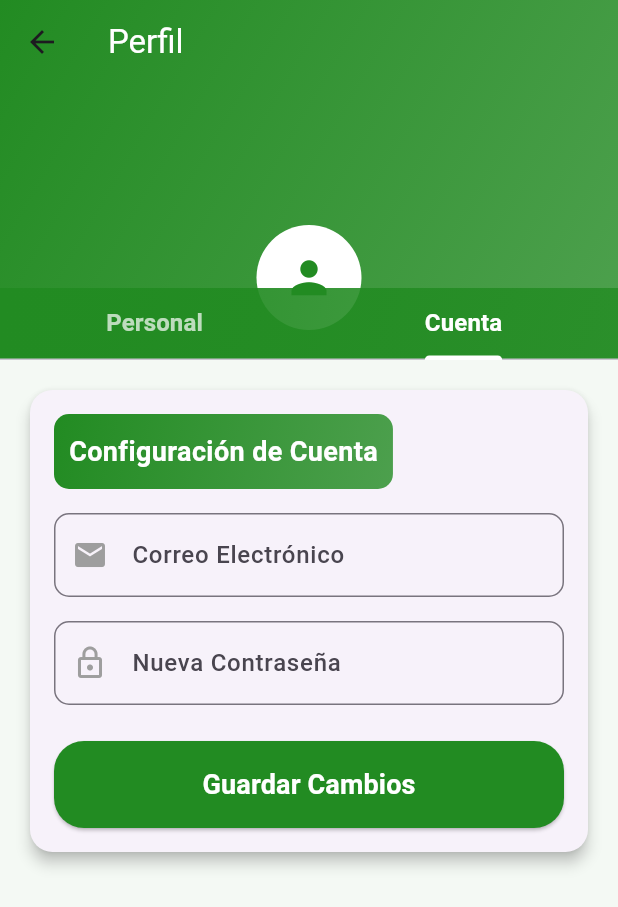
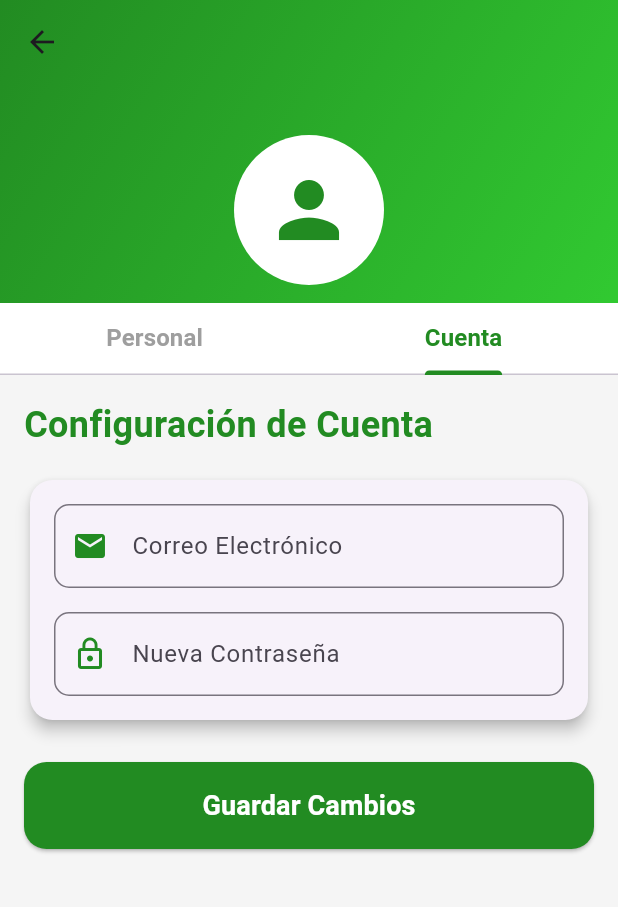
Before and after one commit to DavisAGJD/smart_wallet_mobile, a Flutter app: the ProfileScreen screen opened directly, tab 2 chosen, on a phone screen of 412 x 824 dp. Shown: the top 907 px of the screen. Run offline on Flutter 3.47's test engine with Material 3 defaults, Android fonts, the phone set to English and light mode, and no system bars; our stand-ins replace dio, dropdown_button2, google_fonts, jwt_decoder, shared_preferences, syncfusion_flutter_charts; accounts and stored records are empty.

Commit message:
new commit

```diff
--- a/lib/screens/profile_screen.dart
+++ b/lib/screens/profile_screen.dart
@@ -10,27 +10,22 @@ class ProfileScreen extends StatefulWidget {
 
 class _ProfileScreenState extends State<ProfileScreen>
     with SingleTickerProviderStateMixin {
-  // Controladores de texto
   final _nameController = TextEditingController();
   final _usernameController = TextEditingController();
   final _emailController = TextEditingController();
   final _passwordController = TextEditingController();
 
-  // Llaves de formularios (una para cada pestaña)
   final _personalFormKey = GlobalKey<FormState>();
   final _accountFormKey = GlobalKey<FormState>();
 
-  // Controlador del TabBar
   late TabController _tabController;
 
-  // Servicio API
   final ApiServiceProfile _apiService = ApiServiceProfile();
 
-  // Indicador de carga
   bool _isLoading = false;
 
-  // Color principal verde intenso
   final Color primaryGreen = const Color(0xFF228B22);
+  final Color accentColor = const Color(0xFF32CD32);
 
   @override
   void initState() {
@@ -38,7 +33,6 @@ class _ProfileScreenState extends State<ProfileScreen>
     _tabController = TabController(length: 2, vsync: this);
   }
 
-  // Actualizar información personal
   Future<void> _updatePersonalInfo() async {
     if (_personalFormKey.currentState!.validate()) {
       setState(() => _isLoading = true);
@@ -63,7 +57,6 @@ class _ProfileScreenState extends State<ProfileScreen>
     }
   }
 
-  // Actualizar configuración de cuenta
   Future<void> _updateAccountSettings() async {
     if (_accountFormKey.currentState!.validate()) {
       setState(() => _isLoading = true);
@@ -99,51 +92,37 @@ class _ProfileScreenState extends State<ProfileScreen>
     super.dispose();
   }
 
-  // Pestaña de Información Personal
   Widget _buildPersonalInfoTab() {
     return SingleChildScrollView(
       padding: const EdgeInsets.all(16.0),
       child: Form(
         key: _personalFormKey,
-        child: Card(
+        child: Column(
+          crossAxisAlignment: CrossAxisAlignment.start,
+          children: [
+            Text(
+              'Información Personal',
+              style: TextStyle(
+                fontSize: 24,
+                fontWeight: FontWeight.bold,
+                color: primaryGreen,
+              ),
+            ),
+            const SizedBox(height: 16),
+            Card(
               elevation: 4,
-          shape: RoundedRectangleBorder(borderRadius: BorderRadius.circular(15)),
+              shape: RoundedRectangleBorder(
+                borderRadius: BorderRadius.circular(15),
+              ),
               child: Padding(
                 padding: const EdgeInsets.all(16.0),
                 child: Column(
-              crossAxisAlignment: CrossAxisAlignment.start,
                   children: [
-                // Título con un ligero degradado verde
-                Container(
-                  padding:
-                      const EdgeInsets.symmetric(vertical: 12, horizontal: 10),
-                  decoration: BoxDecoration(
-                    gradient: LinearGradient(
-                      colors: [
-                        primaryGreen,
-                        primaryGreen.withOpacity(0.8),
-                      ],
-                      begin: Alignment.topLeft,
-                      end: Alignment.bottomRight,
-                    ),
-                    borderRadius: BorderRadius.circular(10),
-                  ),
-                  child: const Text(
-                    'Editar Información Personal',
-                    style: TextStyle(
-                      color: Colors.white,
-                      fontSize: 18,
-                      fontWeight: FontWeight.bold,
-                    ),
-                  ),
-                ),
-                const SizedBox(height: 16),
                     TextFormField(
                       controller: _nameController,
                       decoration: InputDecoration(
                         labelText: 'Nombre Completo',
-                    prefixIcon: Icon(Icons.person, color: Colors.grey),
-                    labelStyle: const TextStyle(fontWeight: FontWeight.w500),
+                        prefixIcon: Icon(Icons.person, color: primaryGreen),
                         border: OutlineInputBorder(
                           borderRadius: BorderRadius.circular(10),
                         ),
@@ -164,14 +143,17 @@ class _ProfileScreenState extends State<ProfileScreen>
                       controller: _usernameController,
                       decoration: InputDecoration(
                         labelText: 'Nombre de Usuario',
-                    prefixIcon: Icon(Icons.alternate_email, color: Colors.grey),
-                    labelStyle: const TextStyle(fontWeight: FontWeight.w500),
+                        prefixIcon: Icon(Icons.alternate_email, color: primaryGreen),
                         border: OutlineInputBorder(
                           borderRadius: BorderRadius.circular(10),
                         ),
                         focusedBorder: OutlineInputBorder(
                           borderSide: BorderSide(color: primaryGreen),
                           borderRadius: BorderRadius.circular(10),
+                        ),
+                      ),
+                    ),
+                  ],
                 ),
               ),
             ),
@@ -182,10 +164,10 @@ class _ProfileScreenState extends State<ProfileScreen>
                 onPressed: _isLoading ? null : _updatePersonalInfo,
                 style: ElevatedButton.styleFrom(
                   backgroundColor: primaryGreen,
-                      foregroundColor: Colors.white, // Texto en blanco
+                  foregroundColor: Colors.white,
                   padding: const EdgeInsets.symmetric(vertical: 16),
                   shape: RoundedRectangleBorder(
-                        borderRadius: BorderRadius.circular(20),
+                    borderRadius: BorderRadius.circular(15),
                   ),
                 ),
                 child: _isLoading
@@ -200,56 +182,40 @@ class _ProfileScreenState extends State<ProfileScreen>
           ],
         ),
       ),
-        ),
-      ),
     );
   }
 
-  // Pestaña de Configuración de Cuenta
   Widget _buildAccountSettingsTab() {
     return SingleChildScrollView(
       padding: const EdgeInsets.all(16.0),
       child: Form(
         key: _accountFormKey,
-        child: Card(
+        child: Column(
+          crossAxisAlignment: CrossAxisAlignment.start,
+          children: [
+            Text(
+              'Configuración de Cuenta',
+              style: TextStyle(
+                fontSize: 24,
+                fontWeight: FontWeight.bold,
+                color: primaryGreen,
+              ),
+            ),
+            const SizedBox(height: 16),
+            Card(
               elevation: 4,
-          shape: RoundedRectangleBorder(borderRadius: BorderRadius.circular(15)),
+              shape: RoundedRectangleBorder(
+                borderRadius: BorderRadius.circular(15),
+              ),
               child: Padding(
                 padding: const EdgeInsets.all(16.0),
                 child: Column(
-              crossAxisAlignment: CrossAxisAlignment.start,
                   children: [
-                // Título con un ligero degradado verde
-                Container(
-                  padding:
-                      const EdgeInsets.symmetric(vertical: 12, horizontal: 10),
-                  decoration: BoxDecoration(
-                    gradient: LinearGradient(
-                      colors: [
-                        primaryGreen,
-                        primaryGreen.withOpacity(0.8),
-                      ],
-                      begin: Alignment.topLeft,
-                      end: Alignment.bottomRight,
-                    ),
-                    borderRadius: BorderRadius.circular(10),
-                  ),
-                  child: const Text(
-                    'Configuración de Cuenta',
-                    style: TextStyle(
-                      color: Colors.white,
-                      fontSize: 18,
-                      fontWeight: FontWeight.bold,
-                    ),
-                  ),
-                ),
-                const SizedBox(height: 16),
                     TextFormField(
                       controller: _emailController,
                       decoration: InputDecoration(
                         labelText: 'Correo Electrónico',
-                    prefixIcon: Icon(Icons.email, color: Colors.grey),
-                    labelStyle: const TextStyle(fontWeight: FontWeight.w500),
+                        prefixIcon: Icon(Icons.email, color: primaryGreen),
                         border: OutlineInputBorder(
                           borderRadius: BorderRadius.circular(10),
                         ),
@@ -262,8 +228,7 @@ class _ProfileScreenState extends State<ProfileScreen>
                         if (value == null || value.isEmpty) {
                           return 'Por favor ingresa tu correo';
                         }
-                    if (!RegExp(r'^[^@\s]+@[^@\s]+\.[^@\s]+$')
-                        .hasMatch(value)) {
+                        if (!RegExp(r'^[^@\s]+@[^@\s]+\.[^@\s]+$').hasMatch(value)) {
                           return 'Por favor ingresa un correo válido';
                         }
                         return null;
@@ -275,14 +240,17 @@ class _ProfileScreenState extends State<ProfileScreen>
                       obscureText: true,
                       decoration: InputDecoration(
                         labelText: 'Nueva Contraseña',
-                    prefixIcon: Icon(Icons.lock_outline, color: Colors.grey),
-                    labelStyle: const TextStyle(fontWeight: FontWeight.w500),
+                        prefixIcon: Icon(Icons.lock_outline, color: primaryGreen),
                         border: OutlineInputBorder(
                           borderRadius: BorderRadius.circular(10),
                         ),
                         focusedBorder: OutlineInputBorder(
                           borderSide: BorderSide(color: primaryGreen),
                           borderRadius: BorderRadius.circular(10),
+                        ),
+                      ),
+                    ),
+                  ],
                 ),
               ),
             ),
@@ -293,10 +261,10 @@ class _ProfileScreenState extends State<ProfileScreen>
                 onPressed: _isLoading ? null : _updateAccountSettings,
                 style: ElevatedButton.styleFrom(
                   backgroundColor: primaryGreen,
-                      foregroundColor: Colors.white, // Texto en blanco
+                  foregroundColor: Colors.white,
                   padding: const EdgeInsets.symmetric(vertical: 16),
                   shape: RoundedRectangleBorder(
-                        borderRadius: BorderRadius.circular(20),
+                    borderRadius: BorderRadius.circular(15),
                   ),
                 ),
                 child: _isLoading
@@ -311,23 +279,19 @@ class _ProfileScreenState extends State<ProfileScreen>
           ],
         ),
       ),
-        ),
-      ),
     );
   }
 
   @override
   Widget build(BuildContext context) {
     return Scaffold(
-      // Fondo con un tono suave de verde (usando el color principal con opacidad)
-      backgroundColor: primaryGreen.withOpacity(0.05),
+      backgroundColor: Colors.grey[100],
       body: NestedScrollView(
         headerSliverBuilder: (context, innerBoxIsScrolled) => [
           SliverAppBar(
             pinned: true,
-            expandedHeight: 240,
+            expandedHeight: 250,
             automaticallyImplyLeading: true,
-            // FlexibleSpace con degradado verde
             flexibleSpace: FlexibleSpaceBar(
               centerTitle: true,
               background: Container(
@@ -335,7 +299,7 @@ class _ProfileScreenState extends State<ProfileScreen>
                   gradient: LinearGradient(
                     colors: [
                       primaryGreen,
-                      primaryGreen.withOpacity(0.8),
+                      accentColor,
                     ],
                     begin: Alignment.topLeft,
                     end: Alignment.bottomRight,
@@ -344,46 +308,40 @@ class _ProfileScreenState extends State<ProfileScreen>
                 child: Column(
                   mainAxisAlignment: MainAxisAlignment.end,
                   children: [
-                    SizedBox(height: 60), // Espaciado para evitar el choque
                     CircleAvatar(
-                      radius: 35,
+                      radius: 50,
                       backgroundColor: Colors.white,
                       child: Icon(
                         Icons.person,
-                        size: 35,
+                        size: 60,
                         color: primaryGreen,
                       ),
                     ),
-                    const SizedBox(height: 20),
+                    const SizedBox(height: 10),
+                    const Text(
+                      'Perfil',
+                      style: TextStyle(
+                        color: Colors.white,
+                        fontSize: 28,
+                        fontWeight: FontWeight.bold,
+                      ),
+                    ),
+                    const SizedBox(height: 10),
                   ],
                 ),
               ),
             ),
-            title: const Text(
-              'Perfil',
-              style: TextStyle(color: Colors.white),
-            ),
             bottom: PreferredSize(
               preferredSize: const Size.fromHeight(48),
               child: Container(
-                // Mismo degradado verde para un efecto uniforme
-                decoration: BoxDecoration(
-                  gradient: LinearGradient(
-                    colors: [
-                      primaryGreen,
-                      primaryGreen.withOpacity(0.8),
-                    ],
-                    begin: Alignment.topLeft,
-                    end: Alignment.bottomRight,
-                  ),
-                ),
+                color: Colors.white,
                 child: TabBar(
                   controller: _tabController,
-                  labelColor: Colors.white,
-                  unselectedLabelColor: Colors.white70,
+                  labelColor: primaryGreen,
+                  unselectedLabelColor: Colors.grey,
                   labelStyle: const TextStyle(
                       fontSize: 16, fontWeight: FontWeight.bold),
-                  indicatorColor: Colors.white,
+                  indicatorColor: primaryGreen,
                   tabs: const [
                     Tab(text: 'Personal'),
                     Tab(text: 'Cuenta'),
--- /dev/null
+++ b/lib/services/api_service_Huggingface.dart
@@ -0,0 +1,42 @@
+import 'package:dio/dio.dart';
+
+Future<String> getHuggingFaceResponse(String userInput) async {
+  final String apiKey = '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';
+  final String endpoint = 'https://api-inference.huggingface.co/models/EleutherAI/gpt-neo-2.7B';
+
+  Dio dio = Dio();
+
+  final Map<String, dynamic> body = {
+    "inputs": userInput,
+  };
+
+  try {
+    Response response = await dio.post(
+      endpoint,
+      data: body,
+      options: Options(
+        headers: {
+          'Authorization': 'Bearer $apiKey',
+        },
+      ),
+    );
+
+    if (response.statusCode == 200) {
+      return response.data[0]['generated_text'];
+    } else {
+      throw Exception("Error: ${response.statusCode}");
+    }
+  } on DioException catch (e) {
+    throw Exception("Error en la solicitud: ${e.message}");
+  }
+}
+
+void processTextWithHuggingFace(String text) async {
+  try {
+    String aiResponse = await getHuggingFaceResponse(text);
+    print("Respuesta de la IA: $aiResponse");
+    // Aquí puedes procesar la respuesta y guardar el gasto en tu base de datos
+  } catch (e) {
+    print("Error al procesar la solicitud: $e");
+  }
+}
--- a/pubspec.yaml
+++ b/pubspec.yaml
@@ -43,6 +43,7 @@ dependencies:
 
   # Other dependencies
   dio: ^5.0.0
+  speech_to_text: ^6.3.0
   shared_preferences: ^2.2.2
   jwt_decoder: ^2.0.1
   intl: ^0.18.1
```
Also changed, not shown: pubspec.lock, 1 other file. Lines whose indentation alone changed are shown as unchanged.
